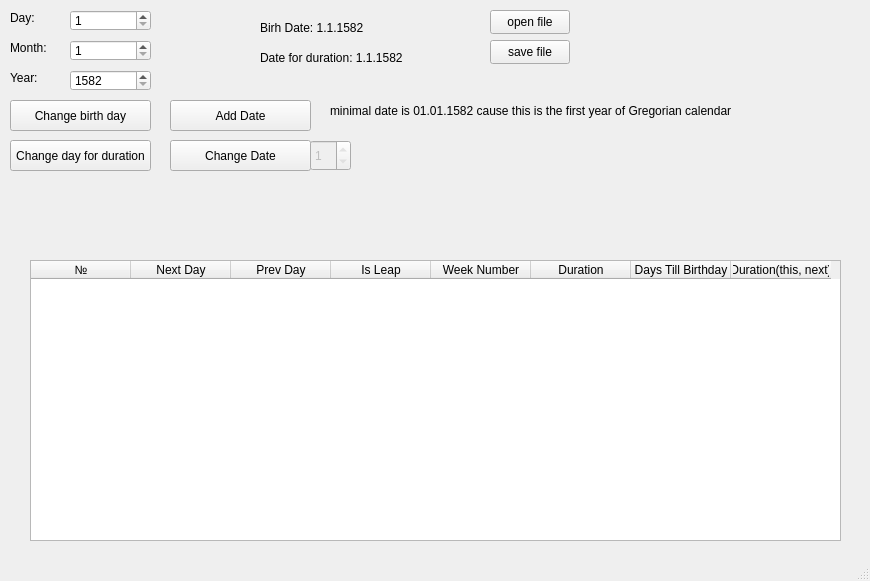
Old version of the form 353505/Брикун Д.С./LabWork_2/Task_1/mainwindow.ui in the repository zhuchok12/Fundamentals-of-algorithmization-and-programming.
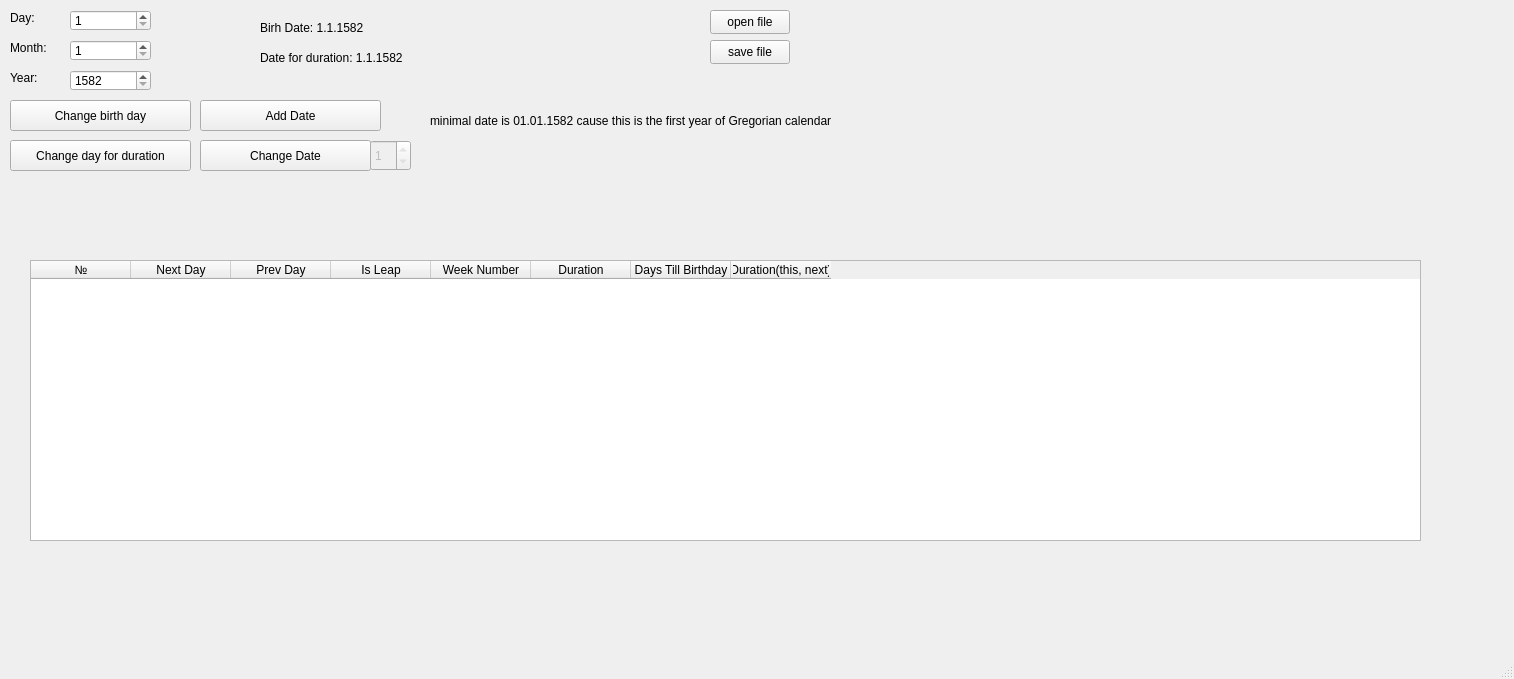
New version of the form.

The edit to the form file:
```diff
--- a/353505/Брикун Д.С./LabWork_2/Task_1/mainwindow.ui
+++ b/353505/Брикун Д.С./LabWork_2/Task_1/mainwindow.ui
@@ -6,8 +6,8 @@
    <rect>
     <x>0</x>
     <y>0</y>
-    <width>870</width>
-    <height>581</height>
+    <width>1514</width>
+    <height>679</height>
    </rect>
   </property>
   <property name="windowTitle">
@@ -17,7 +17,7 @@
    <widget class="QPushButton" name="pushButton_open">
     <property name="geometry">
      <rect>
-      <x>490</x>
+      <x>710</x>
       <y>10</y>
       <width>80</width>
       <height>24</height>
@@ -30,7 +30,7 @@
    <widget class="QPushButton" name="pushButton_save">
     <property name="geometry">
      <rect>
-      <x>490</x>
+      <x>710</x>
       <y>40</y>
       <width>80</width>
       <height>24</height>
@@ -43,10 +43,10 @@
    <widget class="QLabel" name="label_3">
     <property name="geometry">
      <rect>
-      <x>330</x>
+      <x>430</x>
       <y>90</y>
-      <width>441</width>
-      <height>41</height>
+      <width>641</width>
+      <height>61</height>
      </rect>
     </property>
     <property name="text">
@@ -145,7 +145,7 @@
      <rect>
       <x>10</x>
       <y>100</y>
-      <width>141</width>
+      <width>181</width>
       <height>31</height>
      </rect>
     </property>
@@ -156,9 +156,9 @@
    <widget class="QPushButton" name="pushButton_AddDay">
     <property name="geometry">
      <rect>
-      <x>170</x>
+      <x>200</x>
       <y>100</y>
-      <width>141</width>
+      <width>181</width>
       <height>31</height>
      </rect>
     </property>
@@ -169,9 +169,9 @@
    <widget class="QPushButton" name="pushButton_ChangeDay">
     <property name="geometry">
      <rect>
-      <x>170</x>
+      <x>200</x>
       <y>140</y>
-      <width>141</width>
+      <width>171</width>
       <height>31</height>
      </rect>
     </property>
@@ -184,7 +184,7 @@
      <rect>
       <x>10</x>
       <y>140</y>
-      <width>141</width>
+      <width>181</width>
       <height>31</height>
      </rect>
     </property>
@@ -197,7 +197,7 @@
      <rect>
       <x>260</x>
       <y>20</y>
-      <width>141</width>
+      <width>201</width>
       <height>16</height>
      </rect>
     </property>
@@ -210,7 +210,7 @@
      <rect>
       <x>260</x>
       <y>50</y>
-      <width>161</width>
+      <width>241</width>
       <height>16</height>
      </rect>
     </property>
@@ -223,10 +223,16 @@
      <rect>
       <x>30</x>
       <y>260</y>
-      <width>811</width>
+      <width>1391</width>
       <height>281</height>
      </rect>
     </property>
+    <property name="sizePolicy">
+     <sizepolicy hsizetype="Maximum" vsizetype="Preferred">
+      <horstretch>0</horstretch>
+      <verstretch>0</verstretch>
+     </sizepolicy>
+    </property>
     <column>
      <property name="text">
       <string>№</string>
@@ -274,7 +280,7 @@
     </property>
     <property name="geometry">
      <rect>
-      <x>310</x>
+      <x>370</x>
       <y>140</y>
       <width>41</width>
       <height>31</height>
```
Left out of the diff: 4 changed lines with no effect on the pictures.
